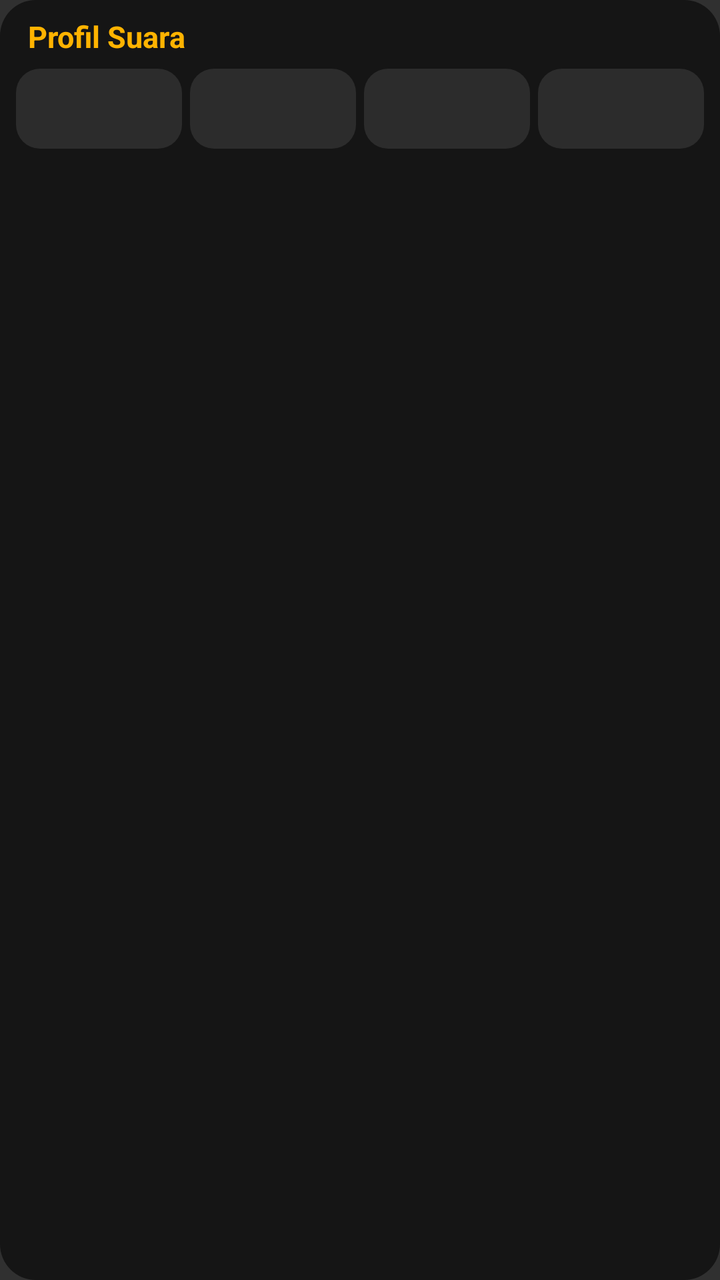
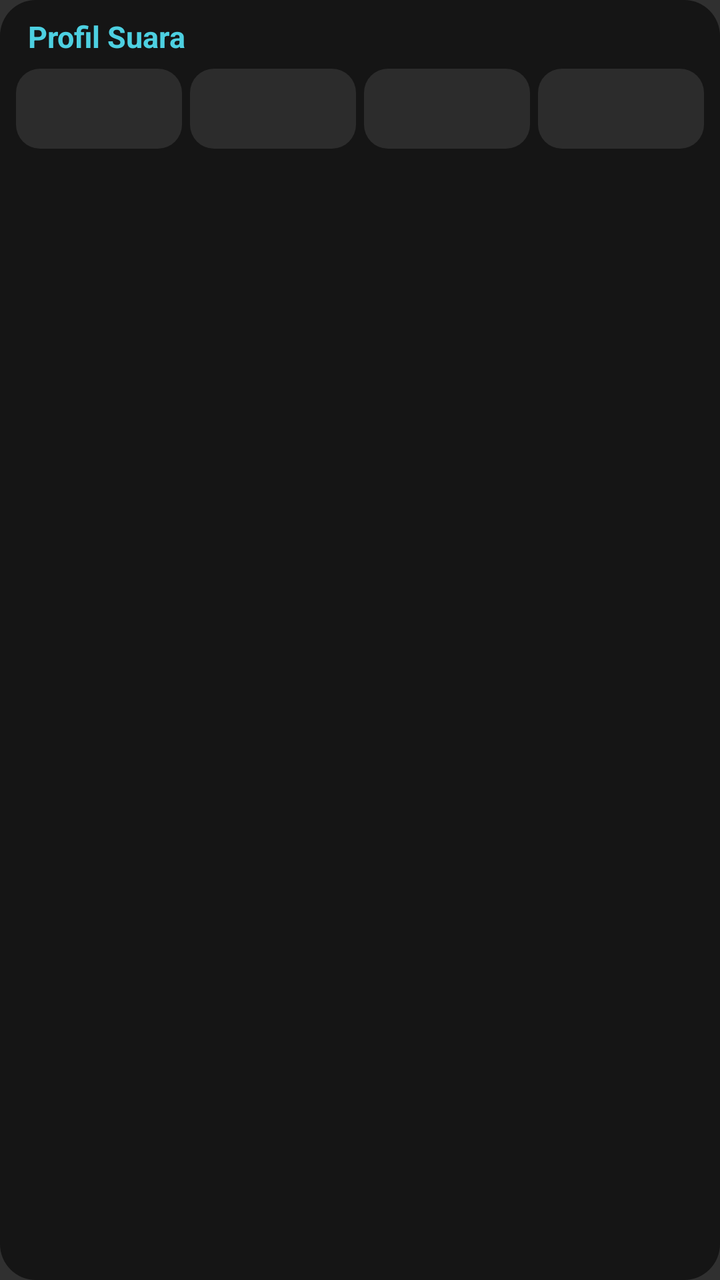

Before-and-after screenshots of an Android layout around one commit, followed by the original layout XML and the change that was made.
<!-- AndroidManifest.xml: application theme android:Theme.Material.NoActionBar -->
<!-- res/layout/widget.xml -->
<?xml version="1.0" encoding="utf-8"?>
<LinearLayout xmlns:android="http://schemas.android.com/apk/res/android"
    android:layout_width="match_parent"
    android:layout_height="match_parent"
    android:background="@drawable/widget_bg"
    android:orientation="vertical"
    android:padding="8dp">

    <TextView
        android:id="@+id/title"
        android:layout_width="match_parent"
        android:layout_height="wrap_content"
        android:ellipsize="end"
        android:maxLines="1"
        android:paddingStart="6dp"
        android:paddingBottom="6dp"
        android:text="Profil Suara"
        android:textColor="#FFFFB300"
        android:textSize="15sp"
        android:textStyle="bold" />

    <LinearLayout
        android:layout_width="match_parent"
        android:layout_height="wrap_content"
        android:orientation="horizontal">

        <TextView
            android:id="@+id/b0"
            android:layout_width="0dp"
            android:layout_height="40dp"
            android:layout_marginEnd="4dp"
            android:layout_weight="1"
            android:background="@drawable/widget_btn"
            android:ellipsize="end"
            android:gravity="center"
            android:maxLines="1"
            android:paddingStart="4dp"
            android:paddingEnd="4dp"
            android:textColor="#FFEEEEEE"
            android:textSize="13sp" />

        <TextView
            android:id="@+id/b1"
            android:layout_width="0dp"
            android:layout_height="40dp"
            android:layout_marginEnd="4dp"
            android:layout_weight="1"
            android:background="@drawable/widget_btn"
            android:ellipsize="end"
            android:gravity="center"
            android:maxLines="1"
            android:paddingStart="4dp"
            android:paddingEnd="4dp"
            android:textColor="#FFEEEEEE"
            android:textSize="13sp" />

        <TextView
            android:id="@+id/b2"
            android:layout_width="0dp"
            android:layout_height="40dp"
            android:layout_marginEnd="4dp"
            android:layout_weight="1"
            android:background="@drawable/widget_btn"
            android:ellipsize="end"
            android:gravity="center"
            android:maxLines="1"
            android:paddingStart="4dp"
            android:paddingEnd="4dp"
            android:textColor="#FFEEEEEE"
            android:textSize="13sp" />

        <TextView
            android:id="@+id/b3"
            android:layout_width="0dp"
            android:layout_height="40dp"
            android:layout_weight="1"
            android:background="@drawable/widget_btn"
            android:ellipsize="end"
            android:gravity="center"
            android:maxLines="1"
            android:paddingStart="4dp"
            android:paddingEnd="4dp"
            android:textColor="#FFEEEEEE"
            android:textSize="13sp" />
    </LinearLayout>
</LinearLayout>
<!-- resources referenced by this layout -->
<resources>
  <!-- drawable widget_bg (drawable) -->
  <?xml version="1.0" encoding="utf-8"?>
  <shape xmlns:android="http://schemas.android.com/apk/res/android" android:shape="rectangle">
      <solid android:color="#E6121212" />
      <corners android:radius="18dp" />
  </shape>
  <!-- drawable widget_btn (drawable) -->
  <?xml version="1.0" encoding="utf-8"?>
  <shape xmlns:android="http://schemas.android.com/apk/res/android" android:shape="rectangle">
      <solid android:color="#FF2C2C2C" />
      <corners android:radius="12dp" />
  </shape>
</resources>

<!-- the commit's change to res/layout/widget.xml (unified diff, before → after) -->
@@ -15,7 +15,7 @@
         android:paddingStart="6dp"
         android:paddingBottom="6dp"
         android:text="Profil Suara"
-        android:textColor="#FFFFB300"
+        android:textColor="#FF4DD0E1"
         android:textSize="15sp"
         android:textStyle="bold" />
 
